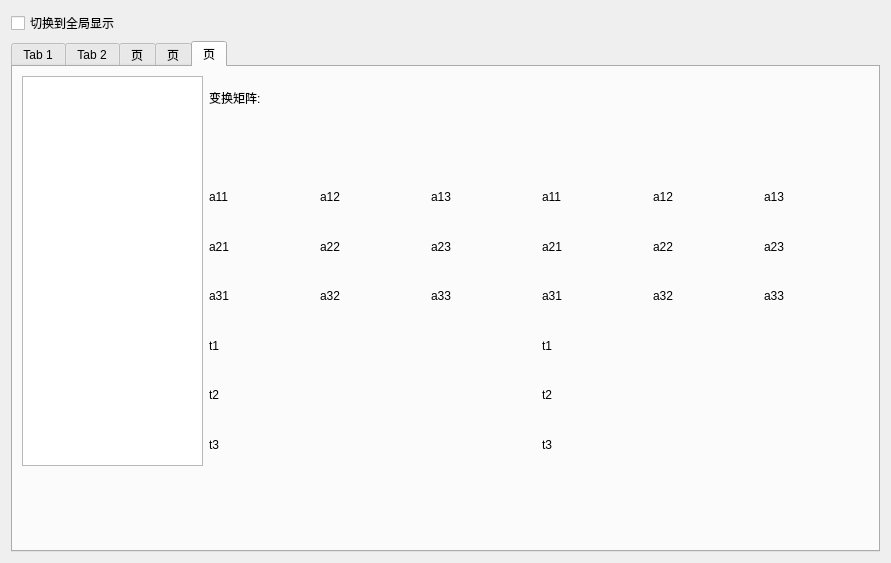
qubo188612/qtwelding, file checkscandatadlg.ui: the form before one commit.
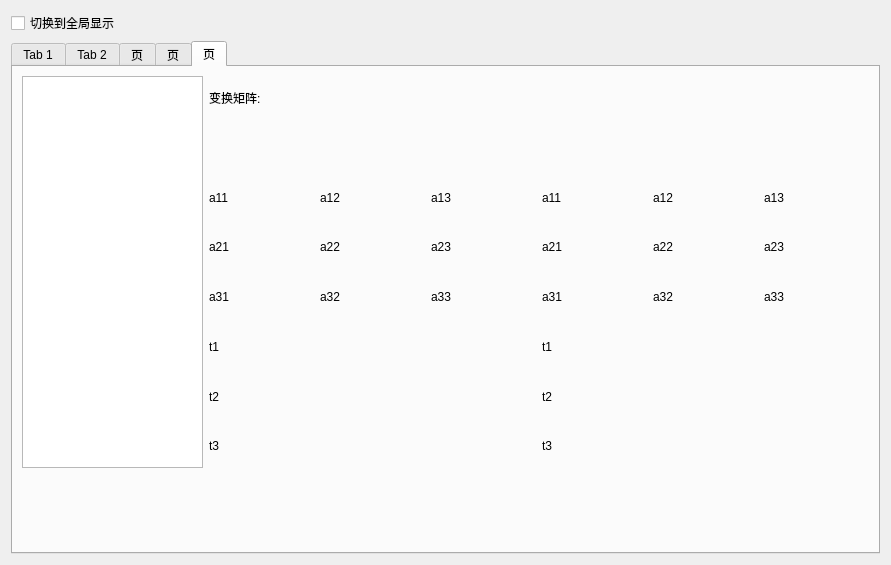
The form after the commit. Custom widgets are drawn as their Qt base class.

The edit to the form file:
```diff
--- a/checkscandatadlg.ui
+++ b/checkscandatadlg.ui
@@ -7,7 +7,7 @@
     <x>0</x>
     <y>0</y>
     <width>891</width>
-    <height>563</height>
+    <height>565</height>
    </rect>
   </property>
   <property name="windowTitle">
@@ -441,7 +441,7 @@
       <attribute name="title">
        <string>Tab 2</string>
       </attribute>
-      <layout class="QGridLayout" name="gridLayout_9">
+      <layout class="QGridLayout" name="gridLayout_4">
        <item row="0" column="0">
         <layout class="QGridLayout" name="gridLayout_5">
          <item row="0" column="0" rowspan="2">
@@ -1674,8 +1674,8 @@
       <attribute name="title">
        <string>页</string>
       </attribute>
-      <layout class="QVBoxLayout" name="verticalLayout">
-       <item>
+      <layout class="QGridLayout" name="gridLayout_9">
+       <item row="0" column="0">
         <layout class="QGridLayout" name="gridLayout_28">
          <item row="0" column="0">
           <widget class="QListWidget" name="tab5listWidget">
@@ -1881,7 +1881,7 @@
          </item>
         </layout>
        </item>
-       <item>
+       <item row="1" column="0">
         <layout class="QHBoxLayout" name="horizontalLayout_11">
          <item>
           <widget class="QLabel" name="label_63">
@@ -1894,7 +1894,7 @@
            <property name="maximumSize">
             <size>
              <width>81</width>
-             <height>21</height>
+             <height>17</height>
             </size>
            </property>
            <property name="text">
@@ -1911,7 +1911,7 @@
          </item>
         </layout>
        </item>
-       <item>
+       <item row="2" column="0">
         <layout class="QGridLayout" name="gridLayout_18">
          <item row="0" column="0">
           <widget class="QLabel" name="label_54">
```
Left out of the diff: 58 changed lines with no effect on the pictures.
